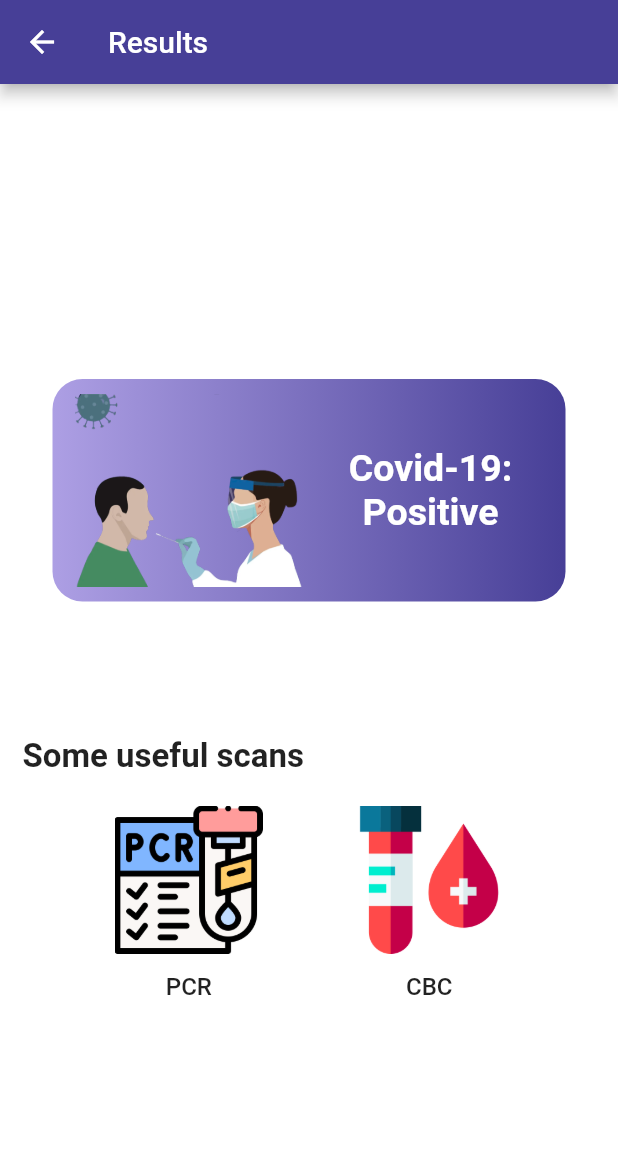
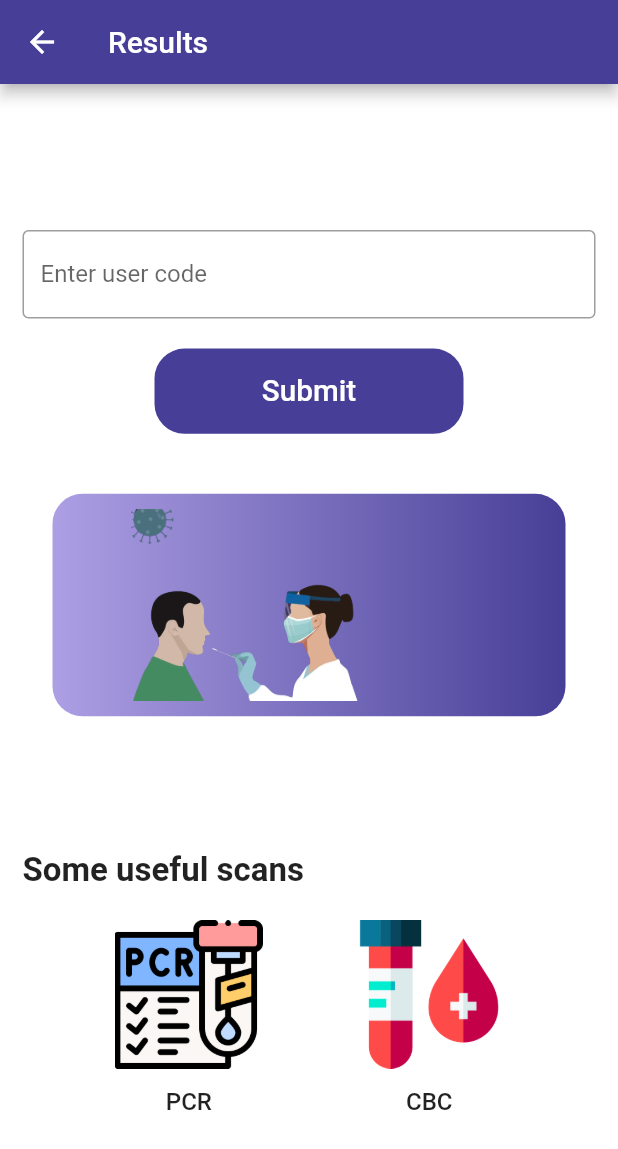
Before and after one commit to AbdulMablol/https---github.com-AbdulMablol-Covid-19-detector, a Flutter app: the ResultsScreen screen opened directly, on a phone screen of 412 x 824 dp. Shown: the top 1149 px of the screen. Run offline on Flutter 3.47's test engine with Material 2 defaults, Android fonts, the phone set to English and light mode, and no system bars; drawn by our look-alikes of animated_text_kit; our stand-ins replace bubble_tab_indicator, fl_chart, flutter_svg.

Commit message:
Third commit

```diff
--- a/lib/components/default_button.dart
+++ b/lib/components/default_button.dart
@@ -9,14 +9,16 @@ class DefaultButton extends StatelessWidget {
     Key key,
     this.text,
     this.press,
+    this.width = double.infinity,
   }) : super(key: key);
   final String text;
   final Function press;
+  final double width;
 
   @override
   Widget build(BuildContext context) {
     return SizedBox(
-      width: double.infinity,
+      width: width,
       height: getProportionateScreenHeight(56),
       child: FlatButton(
         shape: RoundedRectangleBorder(borderRadius: BorderRadius.circular(20)),
--- a/lib/screens/home_screen.dart
+++ b/lib/screens/home_screen.dart
@@ -50,7 +50,7 @@ class _HomeScreenState extends State<HomeScreen> {
               mainAxisAlignment: MainAxisAlignment.spaceBetween,
               children: <Widget>[
                 Text(
-                  'COVID-19 detector',
+                  'MYDET',
                   style: const TextStyle(
                     color: Colors.white,
                     fontSize: 29.0,
--- a/lib/screens/results.dart
+++ b/lib/screens/results.dart
@@ -1,7 +1,10 @@
 import 'package:flutter/material.dart';
+import 'package:flutter_covid_dashboard_ui/components/default_button.dart';
 import 'package:flutter_covid_dashboard_ui/config/palette.dart';
 import 'package:flutter_covid_dashboard_ui/data/data.dart';
 import 'package:animated_text_kit/animated_text_kit.dart';
+
+import '../size_config.dart';
 
 class ResultsScreen extends StatefulWidget {
   const ResultsScreen({Key key}) : super(key: key);
@@ -11,9 +14,29 @@ class ResultsScreen extends StatefulWidget {
 }
 
 class _ResultsScreenState extends State<ResultsScreen> {
+  var usercontroller = TextEditingController();
+  String user = '';
+  String result = '';
+
+  @override
+  void initState() {
+    super.initState();
+  }
+
+  void positive() {
+    usercontroller.text == 'ATHKM6V' || usercontroller.text == 'AJMQUVV'
+        ? result = 'Positive'
+        : usercontroller.text == 'A4H7SNF' || usercontroller.text == 'A2P3LTM'
+            ? result = 'Negative'
+            : print(usercontroller.text);
+    print(result);
+    setState(() {});
+  }
+
   @override
   Widget build(BuildContext context) {
     final screenHeight = MediaQuery.of(context).size.height;
+    final screenWidth = MediaQuery.of(context).size.width;
     return Scaffold(
       appBar: AppBar(
         title: Text('Results'),
@@ -21,10 +44,29 @@ class _ResultsScreenState extends State<ResultsScreen> {
       ),
       body: Container(
         padding: EdgeInsets.all(15),
+        child: SingleChildScrollView(
           child: Column(
             mainAxisAlignment: MainAxisAlignment.center,
             crossAxisAlignment: CrossAxisAlignment.start,
             children: [
+              SizedBox(height: SizeConfig.screenHeight * 0.1),
+              TextFormField(
+                controller: usercontroller,
+                decoration: InputDecoration(
+                  labelText: 'Enter user code',
+                  border: OutlineInputBorder(),
+                ),
+              ),
+              SizedBox(height: 20),
+              Center(
+                child: DefaultButton(
+                    text: "Submit",
+                    width: screenWidth * 0.5,
+                    press: () {
+                      positive();
+                      setState(() {});
+                    }),
+              ),
               Container(
                 margin: const EdgeInsets.symmetric(
                   vertical: 40.0,
@@ -46,30 +88,48 @@ class _ResultsScreenState extends State<ResultsScreen> {
                       mainAxisAlignment: MainAxisAlignment.center,
                       crossAxisAlignment: CrossAxisAlignment.start,
                       children: <Widget>[
-                      // Text('Positive',
-                      //     style: TextStyle(
-                      //       fontSize: 25,
-                      //       color: Colors.white,
-                      //       fontWeight: FontWeight.bold,
-                      //     ))
-                      SizedBox(
-                        width: 150,
-                        child: AnimatedTextKit(
-                          animatedTexts: [
-                            TyperAnimatedText(
-                              'Covid-19:\nPositive',
-                              textStyle: TextStyle(
-                                fontSize: 25,
-                                color: Colors.white,
+                        // TextFormField(
+                        //   decoration: InputDecoration(
+                        //     labelText: 'Enter user code',
+                        //     border: OutlineInputBorder(),
+                        //   ),
+                        //   onChanged: (value) => setState(() => value),
+                        //   validator: (value) {
+                        //     if (value == 'ATHKM6V' || value == 'AJMQUVV') {
+                        //       result = 'Positive';
+                        //     } else if (value == 'A4H7SNF' || value == 'A2P3LTM') {
+                        //       result = 'Negative';
+                        //     }
+                        //     return null;
+                        //   },
+                        // ),
+
+                        Text(
+                          result,
+                          style: TextStyle(
+                              fontSize: 22.5,
                               fontWeight: FontWeight.bold,
+                              color: Colors.white),
                         ),
-                              textAlign: TextAlign.center,
-                              speed: Duration(milliseconds: 100),
-                            ),
-                          ],
-                          totalRepeatCount: 1,
-                        ),
-                      ),
+
+                        // SizedBox(
+                        //   width: 150,
+                        //   child: AnimatedTextKit(
+                        //     animatedTexts: [
+                        //       TyperAnimatedText(
+                        //         result,
+                        //         textStyle: TextStyle(
+                        //           fontSize: 25,
+                        //           color: Colors.white,
+                        //           fontWeight: FontWeight.bold,
+                        //         ),
+                        //         textAlign: TextAlign.center,
+                        //         speed: Duration(milliseconds: 100),
+                        //       ),
+                        //     ],
+                        //     totalRepeatCount: 1,
+                        //   ),
+                        // ),
                       ],
                     )
                   ],
@@ -109,6 +169,7 @@ class _ResultsScreenState extends State<ResultsScreen> {
             ],
           ),
         ),
+      ),
     );
   }
 }
```
Also changed, not shown: pubspec.yaml (+1 -51 lines), 1 other file. Lines whose indentation alone changed are shown as unchanged.
